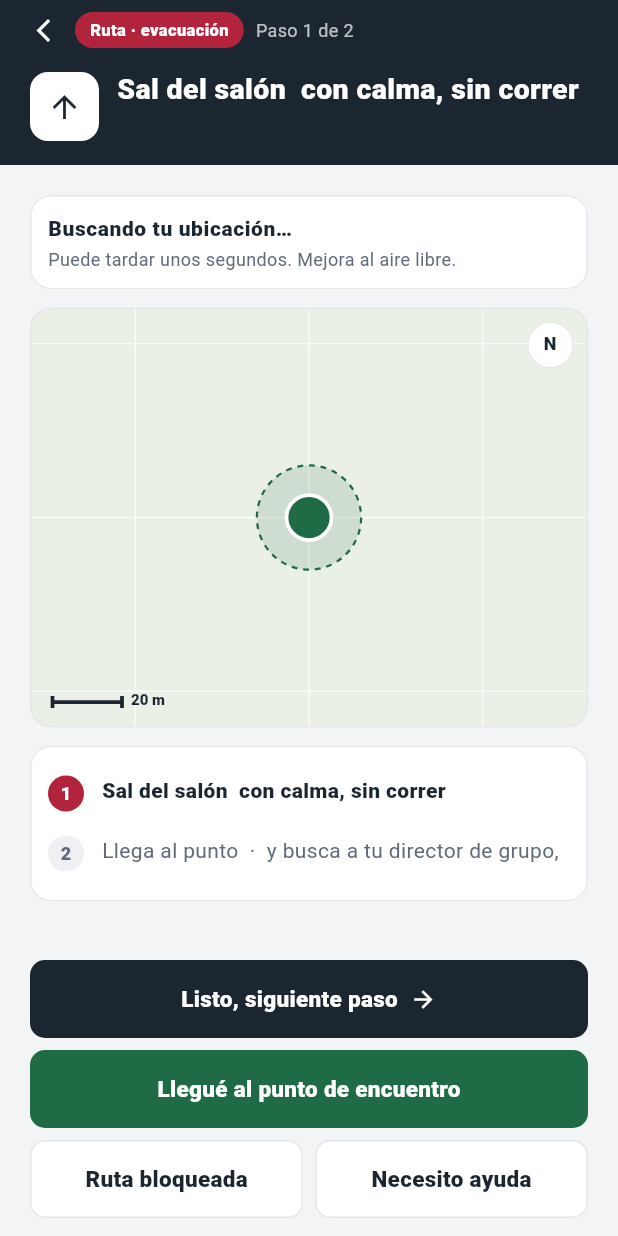
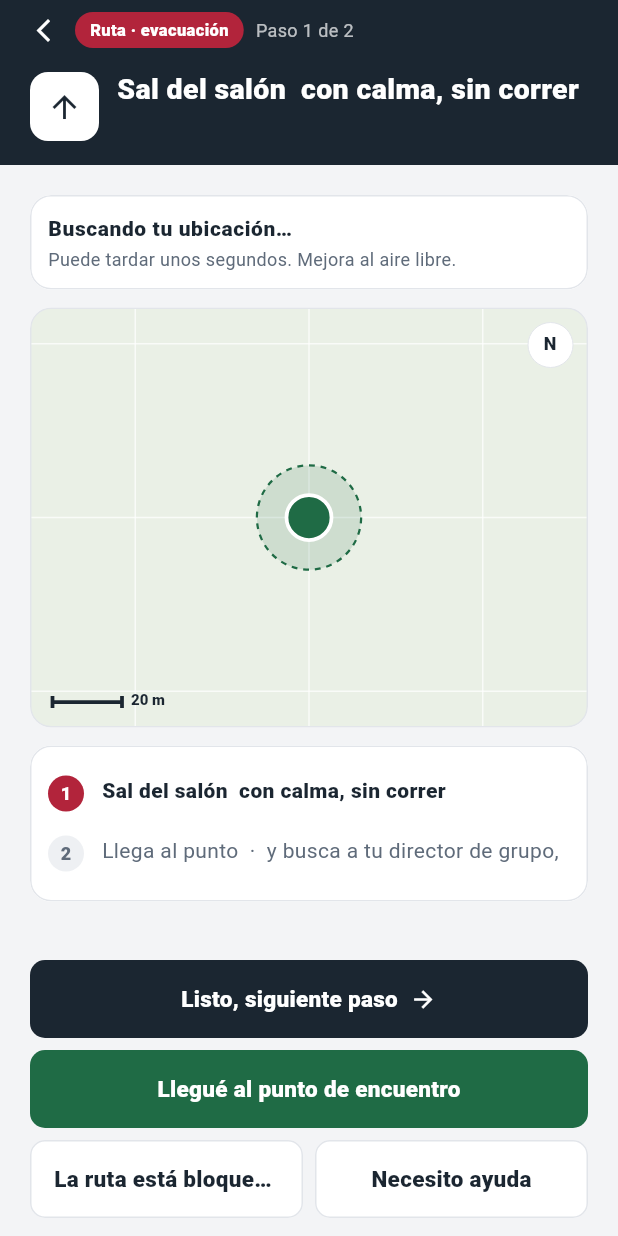
Before and after one commit to hinoko98/alertic, a Flutter app: the GuidedRouteScreen screen opened directly with empty values, on a phone screen of 412 x 824 dp. Run offline on Flutter 3.47's test engine with Material 3 defaults, Android fonts, the phone set to English and light mode, and no system bars; our stand-ins replace firebase_core, firebase_messaging, flutter_local_notifications, geolocator; accounts and stored records are empty; network calls fail.

Commit message:
fix(student): el botón de ruta bloqueada usa el texto del diseño
Co-Authored-By: Claude Sonnet 5.5 <noreply@anthropic.com>

```diff
--- a/lib/features/student/presentation/screens/guided_route_screen.dart
+++ b/lib/features/student/presentation/screens/guided_route_screen.dart
@@ -393,7 +393,7 @@ class _GuidedRouteScreenState extends State<GuidedRouteScreen> {
                       Expanded(
                         child: SecondaryButton(
                           key: const Key('ruta-bloqueada'),
-                          label: 'Ruta bloqueada',
+                          label: 'La ruta está bloqueada',
                           onPressed: _reportingBlock ? null : _blocked,
                         ),
                       ),
```
